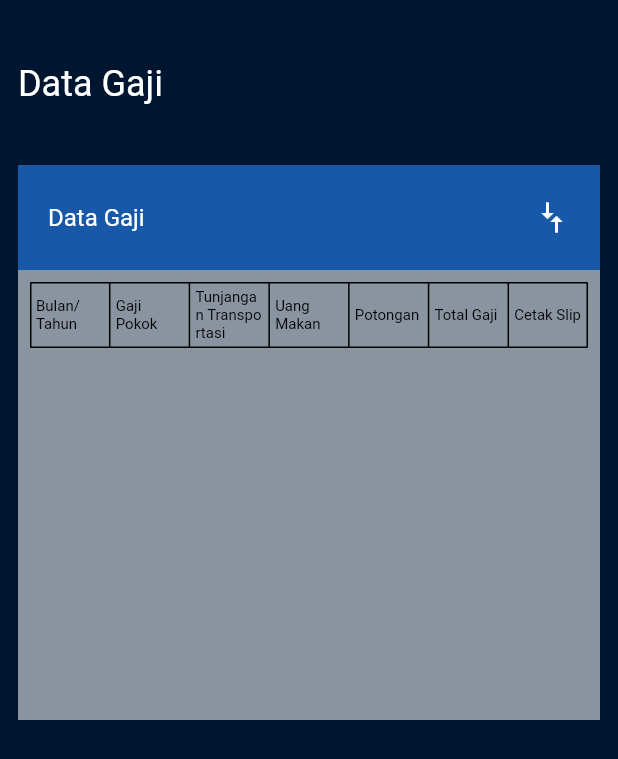
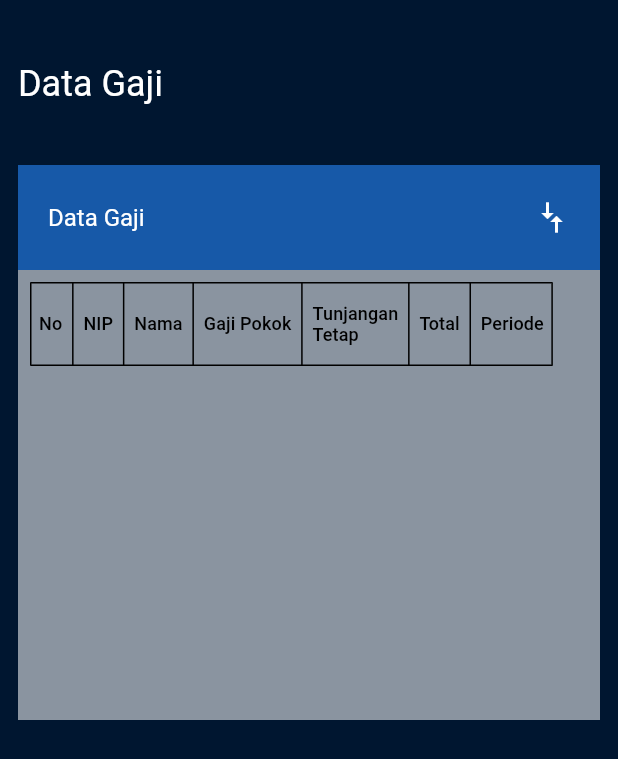
Before and after one commit to adithaz/pnbproject, a Flutter app: the DataGaji screen opened directly, on a phone screen of 412 x 824 dp. Shown: the top 759 px of the screen. Run offline on Flutter 3.47's test engine with Material 2 defaults, Android fonts, the phone set to English and light mode, and no system bars.

Commit message:
Add files via upload

```diff
--- a/lib/screens/mainscreen/datagaji.dart
+++ b/lib/screens/mainscreen/datagaji.dart
@@ -13,6 +13,16 @@ class _DataGajiState extends State<DataGaji> {
   double screenWidth = 0;
   double screenHeight = 0;
 
+  List<String> kolomTabel = [
+    "No",
+    "NIP",
+    "Nama",
+    "Gaji Pokok",
+    "Tunjangan\nTetap",
+    "Total",
+    "Periode",
+  ];
+
   @override
   Widget build(BuildContext context) {
     screenWidth = MediaQuery.of(context).size.width;
@@ -20,7 +30,7 @@ class _DataGajiState extends State<DataGaji> {
 
     return Scaffold(
       drawer: const CustomAppDrawer(),
-      drawerEdgeDragWidth: screenWidth,
+      drawerEdgeDragWidth: screenWidth / 4,
       backgroundColor: CustomStyle.mainColor,
       body: SingleChildScrollView(
         padding: const EdgeInsets.all(12),
@@ -65,22 +75,26 @@ class _DataGajiState extends State<DataGaji> {
                     width: screenWidth,
                     color: Colors.white54,
                     padding: const EdgeInsets.all(8),
-                    child: Table(
-                      border: TableBorder.all(color: Colors.black),
-                      defaultVerticalAlignment: TableCellVerticalAlignment.middle,
-                      children: [
-                        TableRow(
-                          children: [
-                            tableCell("Bulan/Tahun"),
-                            tableCell("Gaji Pokok"),
-                            tableCell("Tunjangan Transportasi"),
-                            tableCell("Uang Makan"),
-                            tableCell("Potongan"),
-                            tableCell("Total Gaji"),
-                            tableCell("Cetak Slip"),
+                    child: SingleChildScrollView(
+                      scrollDirection: Axis.horizontal,
+                      child: DataTable(
+                        horizontalMargin: 6,
+                        columnSpacing: 14,
+                        border: TableBorder.all(color: Colors.black),
+                        columns: [
+                          for(int i = 0; i < kolomTabel.length; i++)...<DataColumn>[
+                            DataColumn(
+                              label: Text(
+                                kolomTabel[i],
+                                style: CustomStyle.black20.copyWith(
+                                  fontSize: 12,
+                                ),
+                              ),
+                            ),
                           ],
-                        ),
-                      ],
+                        ],
+                        rows: const [],
+                      ),
                     ),
                   ),
                 ],
```
